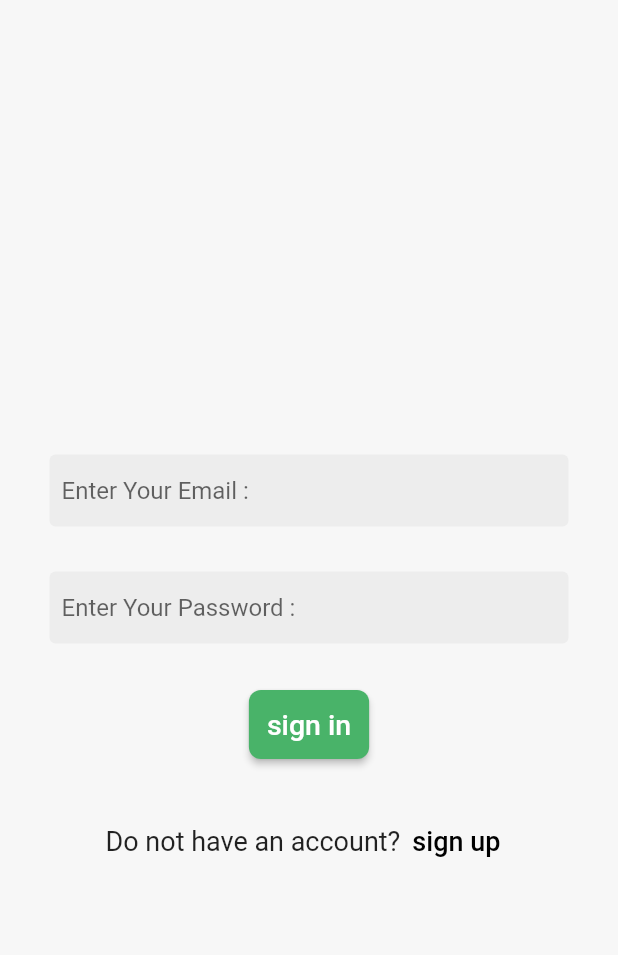
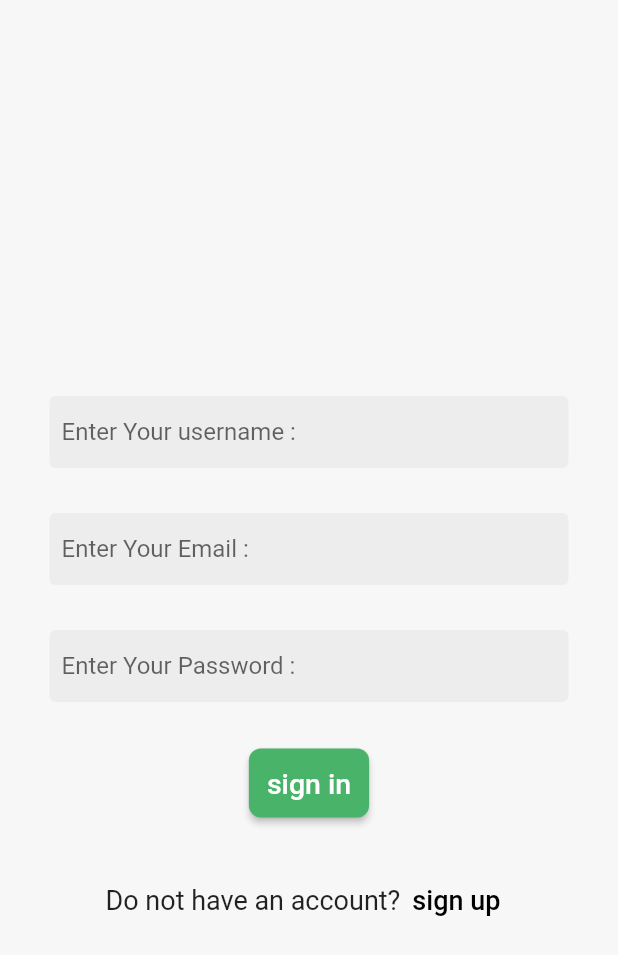
Before and after one commit to abdorady2022001/Electronic_shop, a Flutter app: the screen it shows after launch, on a phone screen of 412 x 824 dp. Shown: the top 955 px of the screen. Run offline on Flutter 3.47's test engine with Material 2 defaults, Android fonts, the light colour scheme and no system bars.

Commit message:
I made the username entry field

```diff
--- a/lib/pages/register.dart
+++ b/lib/pages/register.dart
@@ -20,6 +20,15 @@ class Register extends StatelessWidget {
               children: [
                 const SizedBox(
                   height: 64,
+                ),
+                TextField(
+                    keyboardType: TextInputType.text,
+                    obscureText: false,
+                    decoration: decorationTextfield.copyWith(
+                      hintText: "Enter Your username : ",
+                    )),
+                const SizedBox(
+                  height: 30,
                 ),
                 TextField(
                     keyboardType: TextInputType.emailAddress,
```
